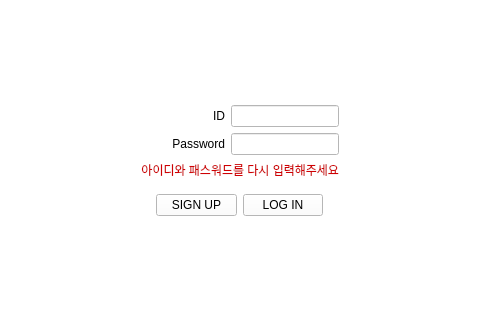
Qt form mainwindow.ui (sheong2/checksmile) before a commit; both pictures show x 264 to 744 and y 211 to 531 of the 1024 by 633 pixel window.
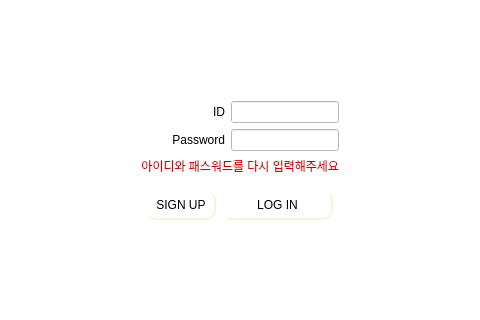
The same form after that commit. Icons and pictures are not drawn. Custom widgets are drawn as their Qt base class.

What changed in the file:
```diff
--- a/mainwindow.ui
+++ b/mainwindow.ui
@@ -48,7 +48,14 @@
          </sizepolicy>
         </property>
         <property name="styleSheet">
-         <string notr="true">font: 12pt &quot;Sans Serif&quot;;</string>
+         <string notr="true">font: 12pt &quot;Sans Serif&quot;;
+background-color: white;
+border-style: outset;
+border-width: 2px;
+border-radius: 10px;
+border-color: beige;
+min-width: 5em;
+padding: 6px;</string>
         </property>
         <property name="text">
          <string>SIGN UP</string>
@@ -65,12 +72,19 @@
         </property>
         <property name="minimumSize">
          <size>
-          <width>0</width>
+          <width>111</width>
           <height>0</height>
          </size>
         </property>
         <property name="styleSheet">
-         <string notr="true">font: 12pt &quot;Sans Serif&quot;;</string>
+         <string notr="true">font: 12pt &quot;Sans Serif&quot;;
+background-color: white;
+border-style: outset;
+border-width: 2px;
+border-radius: 10px;
+border-color: beige;
+min-width: 5em;
+padding: 6px;</string>
         </property>
         <property name="text">
          <string>LOG IN</string>
```
Left out of the diff: 10 changed lines with no effect on the pictures.
